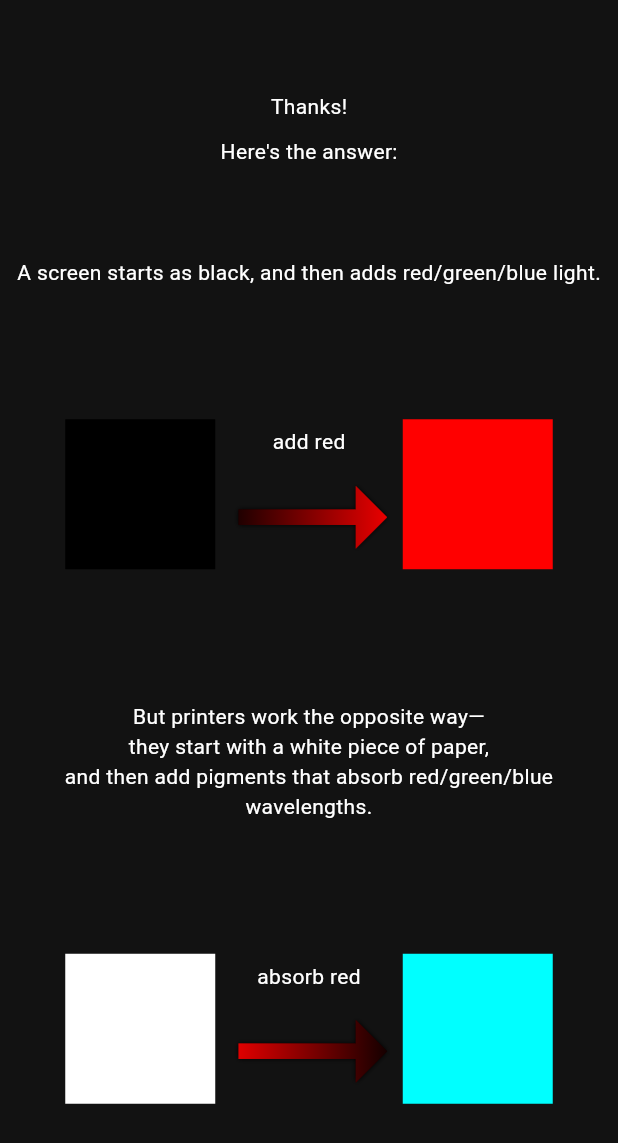
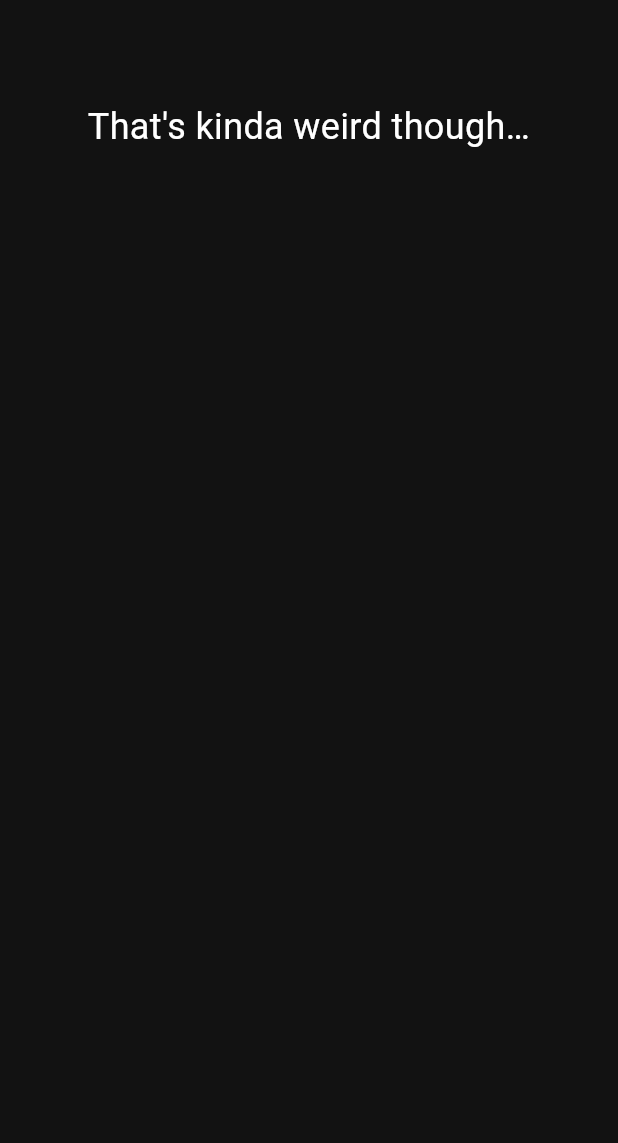
Before and after one commit to nate-thegrate/hueman, a Flutter app: the _Page3 widget shown alone on an empty page, opened directly with empty values, on a phone screen of 412 x 824 dp. Shown: the top 1143 px of the screen. Run offline on Flutter 3.47's test engine with Material 2 defaults, Android fonts, the phone set to English and light mode, and no system bars; our stand-ins replace rive.

Commit message:
intro6 halfway done

```diff
--- a/lib/tutorial_pages/intro6.dart
+++ b/lib/tutorial_pages/intro6.dart
@@ -20,8 +20,9 @@ class _Intro6TutorialState extends State<Intro6Tutorial> {
     _Page3(nextPage),
     _Page4(nextPage),
     _Page5(nextPage),
+    _Page6(nextPage),
   ];
-  int page = 1;
+  int page = 2;
 
   Duration duration = oneSec;
 
@@ -114,6 +115,15 @@ class _Page2 extends StatefulWidget {
 }
 
 class _Page2State extends State<_Page2> with DelayedPress {
+  bool showPrinter = false, showButton = false;
+
+  @override
+  void initState() {
+    super.initState();
+    sleep(3.25, then: () => setState(() => showPrinter = true));
+    sleep(4.5, then: () => setState(() => showButton = true));
+  }
+
   static const colorText = Text.rich(
     textAlign: TextAlign.center,
     TextSpan(
@@ -138,12 +148,68 @@ class _Page2State extends State<_Page2> with DelayedPress {
     ),
   );
 
+  @override
+  Widget build(BuildContext context) {
+    return Column(
+      children: [
+        const Spacer(flex: 2),
+        colorText,
+        const Spacer(),
+        Fader(
+          showPrinter,
+          child: const EasyText("That's what printers use!"),
+        ),
+        const Spacer(),
+        Fader(
+          showPrinter,
+          child: SizedBox(
+            width: context.screenWidth * .8,
+            height: context.screenWidth * .8,
+            child: const Image(image: AssetImage('assets/ink_cartridge.png')),
+          ),
+        ),
+        const Spacer(flex: 2),
+        Fader(showButton, child: ContinueButton(onPressed: delayed(widget.nextPage))),
+        const Spacer(),
+      ],
+    );
+  }
+}
+
+class _Page3 extends StatefulWidget {
+  const _Page3(this.nextPage);
+  final void Function() nextPage;
+
+  @override
+  State<_Page3> createState() => _Page3State();
+}
+
+class _Page3State extends State<_Page3> with DelayedPress {
+  bool showPrinter = false, showQuestion = false, printing = false, showButton = false;
+
+  void animate() async {
+    await sleep(2);
+    setState(() => showPrinter = true);
+    await sleep(4);
+    setState(() => showQuestion = true);
+    await sleep(4);
+    setState(() => printing = true);
+    await sleep(2.5);
+    setState(() => showButton = true);
+  }
+
+  @override
+  void initState() {
+    super.initState();
+    animate();
+  }
+
   static const shouldntPrintersUse = Text.rich(
     textAlign: TextAlign.center,
     style: TextStyle(fontSize: 24),
     TextSpan(
       children: [
-        TextSpan(text: "That's kinda weird though…\nshouldn't printers use "),
+        TextSpan(text: "shouldn't printers use "),
         TextSpan(
           text: 'red',
           style: TextStyle(color: SuperColors.red, fontWeight: FontWeight.bold),
@@ -167,23 +233,21 @@ class _Page2State extends State<_Page2> with DelayedPress {
   Widget build(BuildContext context) {
     return Column(
       children: [
-        const Spacer(flex: 4),
-        colorText,
+        const Spacer(flex: 2),
+        const EasyText("That's kinda weird though…"),
         const Spacer(),
-        const Text(
-          'Those are the colors that printers use!',
-          style: TextStyle(fontSize: 20),
+        Fader(showPrinter, child: _PrinterAnimation(printing)),
+        const Spacer(),
+        Fader(showPrinter, child: shouldntPrintersUse),
+        const Spacer(flex: 2),
+        Fader(
+          showQuestion,
+          child: const EasyText('How do you print red, a primary color,\nwithout any red ink?'),
         ),
         const Spacer(),
-        SizedBox(
-          width: context.screenWidth * .8,
-          height: context.screenWidth * .8,
-          child: const Image(image: AssetImage('assets/ink_cartridge.png')),
-        ),
-        const Spacer(flex: 2),
-        shouldntPrintersUse,
-        const Spacer(flex: 2),
-        OutlinedButton(
+        Fader(
+          showButton,
+          child: OutlinedButton(
               onPressed: delayed(widget.nextPage),
               child: const Padding(
                 padding: EdgeInsets.only(top: 10, bottom: 13),
@@ -192,43 +256,116 @@ class _Page2State extends State<_Page2> with DelayedPress {
                   style: TextStyle(fontSize: 18),
                 ),
               )),
-        const Spacer(flex: 2),
+        ),
+        const Spacer(),
       ],
     );
   }
 }
 
-class _Page3 extends StatefulWidget {
-  const _Page3(this.nextPage);
+class _PrinterAnimation extends StatelessWidget {
+  const _PrinterAnimation(this.printing);
+  final bool printing;
+
+  static const _curve = Curves.easeOutQuad;
+  static const _duration = Duration(milliseconds: 2000);
+
+  @override
+  Widget build(BuildContext context) {
+    return Stack(
+      alignment: Alignment.topCenter,
+      children: [
+        AnimatedContainer(
+          duration: _duration,
+          curve: _curve,
+          margin: const EdgeInsets.only(top: 167),
+          width: 150,
+          height: printing ? 75 : 0,
+          color: SuperColors.red,
+        ),
+        const Icon(Icons.print, size: 300),
+        AnimatedContainer(
+          duration: _duration,
+          curve: _curve,
+          margin: const EdgeInsets.only(top: 33),
+          width: 300,
+          height: printing ? 56 : 0,
+          color: SuperColors.darkBackground,
+        ),
+        const Padding(
+          padding: EdgeInsets.only(top: 175),
+          child: Text(
+            '?',
+            style: TextStyle(
+              color: SuperColors.darkBackground,
+              fontSize: 42,
+              fontWeight: FontWeight.bold,
+            ),
+          ),
+        ),
+      ],
+    );
+  }
+}
+
+class _Page4 extends StatefulWidget {
+  const _Page4(this.nextPage);
   final void Function() nextPage;
 
   @override
-  State<_Page3> createState() => _Page3State();
+  State<_Page4> createState() => _Page4State();
 }
 
-class _Page3State extends State<_Page3> {
+class _Page4State extends State<_Page4> {
+  bool showThanks = true;
+
+  void animate() async {
+    await sleep(3);
+    setState(() => showThanks = false);
+  }
+
+  @override
+  void initState() {
+    super.initState();
+    animate();
+  }
+
   @override
   Widget build(BuildContext context) {
-    return const Column(
+    return Stack(
+      alignment: Alignment.center,
+      children: [
+        const Column(
           children: [
             Spacer(),
-        Text('Thanks!'),
-        FixedSpacer(10),
-        Text("Here's the answer:"),
-        Spacer(),
-        Text('A screen starts as black, and then adds red/green/blue light.'),
+            EasyText('A screen starts as black, and then adds red/green/blue light.'),
             Spacer(),
             _AddSubtract(color: SuperColors.red),
             Spacer(),
-        Text(
-          'But printers work the opposite way—\n'
-          'they start with a white piece of paper,\n'
-          'and then add pigments that absorb red/green/blue wavelengths.',
-          textAlign: TextAlign.center,
-        ),
+            EasyText('But printers work the opposite way.\n\n'
+                'They start with a white piece of paper,\n'
+                'and then add pigments that absorb\n'
+                'red/green/blue wavelengths.'),
             Spacer(),
             _AddSubtract(color: SuperColors.cyan, subtract: SuperColors.red),
             Spacer(),
+          ],
+        ),
+        Fader(
+          showThanks,
+          child: const SuperContainer(
+            color: SuperColors.darkBackground,
+            alignment: Alignment.center,
+            child: Column(
+              mainAxisSize: MainAxisSize.min,
+              children: [
+                EasyText('Thanks!'),
+                FixedSpacer(30),
+                EasyText("Here's the answer…"),
+              ],
+            ),
+          ),
+        ),
       ],
     );
   }
@@ -288,23 +425,6 @@ class _AddSubtract extends StatelessWidget {
   }
 }
 
-class _Page4 extends StatefulWidget {
-  const _Page4(this.nextPage);
-  final void Function() nextPage;
-
-  @override
-  State<_Page4> createState() => _Page4State();
-}
-
-class _Page4State extends State<_Page4> {
-  @override
-  Widget build(BuildContext context) {
-    return const Column(
-      children: [],
-    );
-  }
-}
-
 class _Page5 extends StatefulWidget {
   const _Page5(this.nextPage);
   final void Function() nextPage;
@@ -321,3 +441,20 @@ class _Page5State extends State<_Page5> {
     );
   }
 }
+
+class _Page6 extends StatefulWidget {
+  const _Page6(this.nextPage);
+  final void Function() nextPage;
+
+  @override
+  State<_Page6> createState() => _Page6State();
+}
+
+class _Page6State extends State<_Page6> {
+  @override
+  Widget build(BuildContext context) {
+    return const Column(
+      children: [],
+    );
+  }
+}
```
Lines whose indentation alone changed are shown as unchanged.
